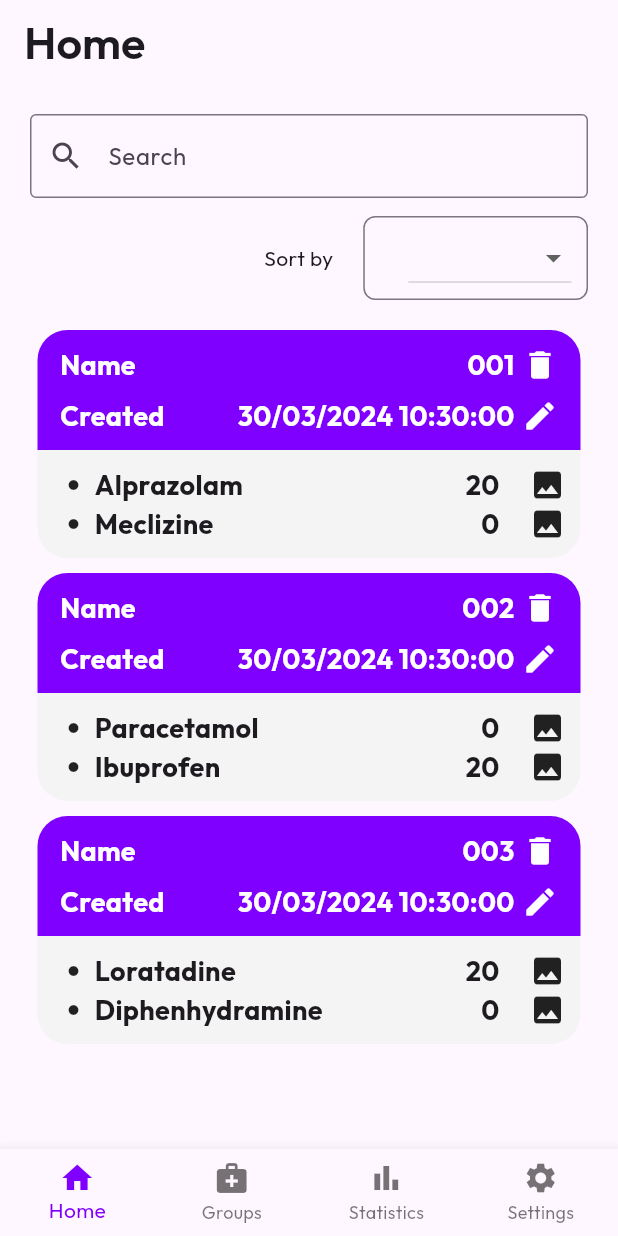
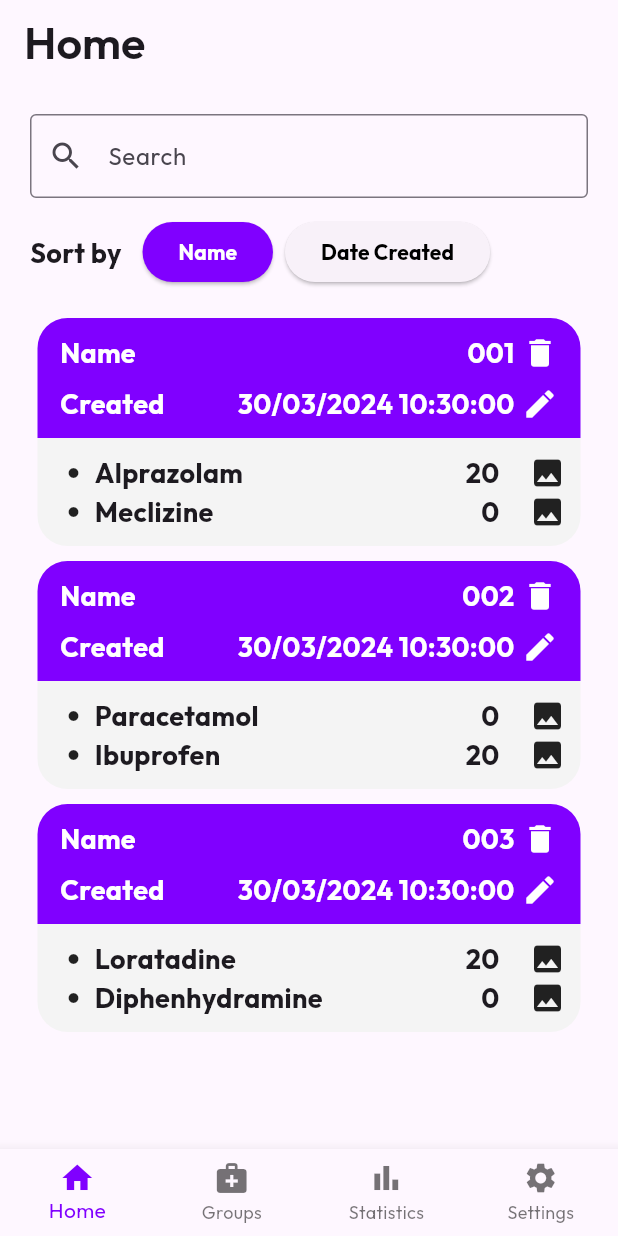
Before and after one commit to MedicCount/medic_count_fe, a Flutter app: the screen it shows once a user with an empty profile is signed in, on a phone screen of 412 x 824 dp. Run offline on Flutter 3.47's test engine with Material 3 defaults, Android fonts, the light colour scheme and no system bars; our stand-ins replace camera, firebase_auth, firebase_core, flutter_dotenv, flutter_svg, google_fonts and 2 more; accounts and stored records are empty.

Commit message:
Change dropdown to button

```diff
--- a/lib/sub_pages/counted.dart
+++ b/lib/sub_pages/counted.dart
@@ -13,7 +13,8 @@ class CountedPage extends StatefulWidget {
 class _CountedPageState extends State<CountedPage> {
   final List<MedicineGroup> medicineGroups = TemporaryAllDatas().allMedicineGroups;
   final int numberOfMedicineGroups = 3;
-  String? _selectedValue;
+  final List<String> sortOptions = ['Name', 'Date Created'];
+  String _selectedValue = 'Name';
 
   @override
   Widget build(BuildContext context) {
@@ -31,34 +32,44 @@ class _CountedPageState extends State<CountedPage> {
           ),
           const SizedBox(height: 12),
           Row(
-            mainAxisAlignment: MainAxisAlignment.end,
             children: <Widget>[
-              const Text('Sort by'),
-              const SizedBox(width: 20),
-              Container(
-                alignment: Alignment.centerRight,
-                width: MediaQuery.of(context).size.width / 2.75,
-                padding: const EdgeInsets.symmetric(vertical: 3, horizontal: 10),
-                decoration: BoxDecoration(
-                  borderRadius: BorderRadius.circular(8),
-                  border: Border.all(color: Theme.of(context).dividerColor),
+              const Text(
+                'Sort by',
+                style: TextStyle(
+                  fontSize: 18,
+                  fontWeight: FontWeight.bold
                 ),
-                child: DropdownButton(
-                  items: <String>['Ascending', 'Descending']
-                      .map<DropdownMenuItem<String>>((String value) {
-                    return DropdownMenuItem<String>(
-                      value: value,
-                      child: Text(value),
-                    );
-                  }).toList(),
-                  onChanged: (String? value) {
-                    setState(() {
-                      _selectedValue = value;
-                    });
-                  },
-                  value: _selectedValue,
+              ),
+              const SizedBox(width: 10),
+              Expanded(
+                child: SingleChildScrollView(
+                  scrollDirection: Axis.horizontal,
+                  child: Row(
+                    children: sortOptions.map((option) {
+                      return Padding(
+                        padding: const EdgeInsets.symmetric(horizontal: 4),
+                        child: ElevatedButton(
+                          onPressed: () {
+                            setState(() {
+                              _selectedValue = option;
+                            });
+                          },
+                          style: ElevatedButton.styleFrom(
+                            backgroundColor: _selectedValue == option ? Theme.of(context).primaryColor : Colors.grey[90],
+                          ),
+                          child: Text(
+                            option,
+                            style: TextStyle(
+                              color: _selectedValue == option ? Colors.white : Colors.black,
+                              fontWeight: FontWeight.bold,
+                            ),
+                          ),
+                        ),
+                      );
+                    }).toList(),
+                  ),
                 ),
-              )
+              ),
             ],
           ),
           const SizedBox(height: 15),
```
